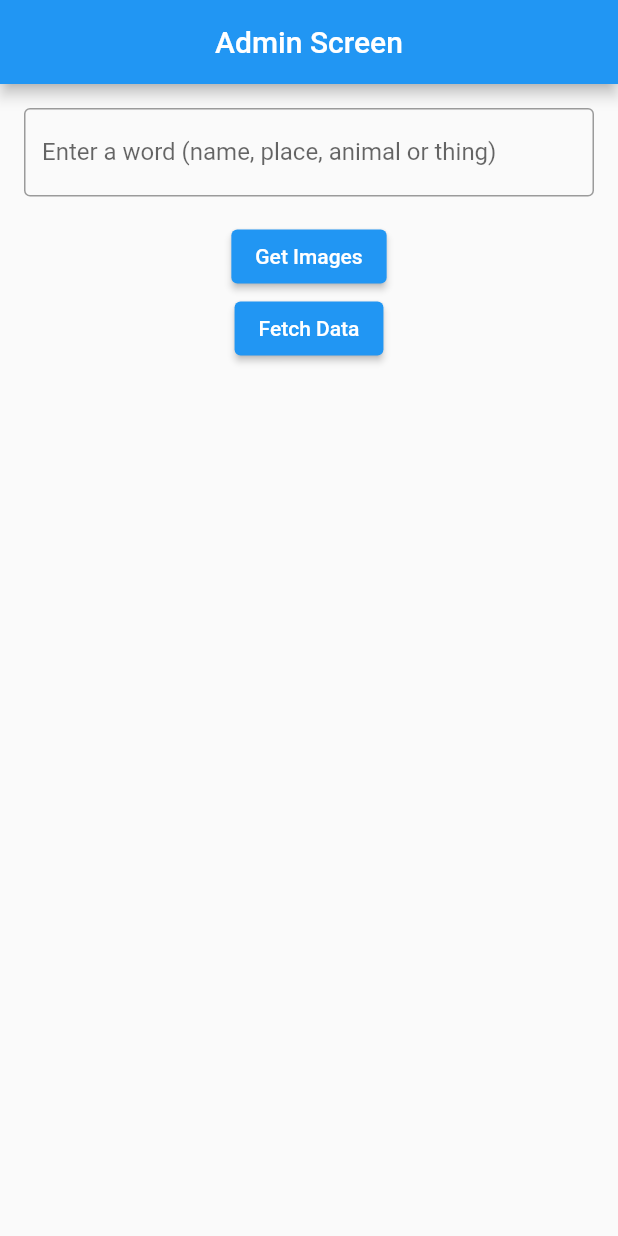
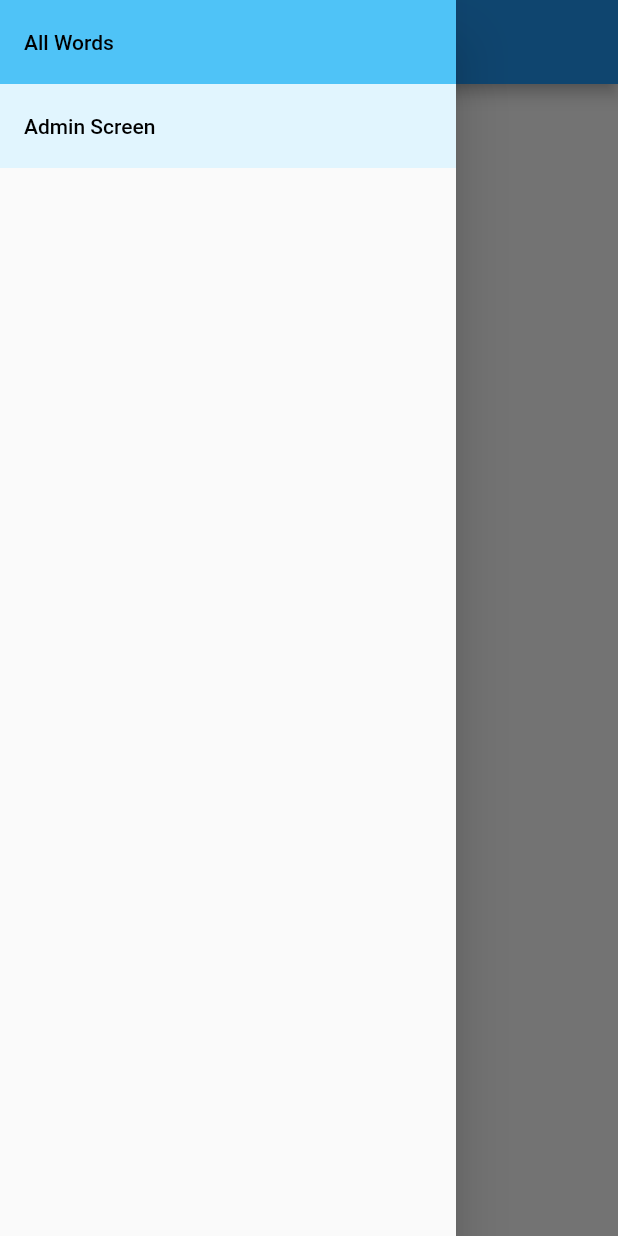
Before and after one commit to ChiragKr04/picture-game, a Flutter app: the screen it shows after launch, with the side drawer open (before the commit the screen has no drawer), on a phone screen of 412 x 824 dp. Run offline on Flutter 3.47's test engine with Material 2 defaults, Android fonts, the phone set to English and light mode, and no system bars; our stand-ins replace cached_network_image, cloud_firestore, firebase_core, flutter_riverpod, responsive_sizer; accounts and stored records are empty.

Commit message:
added firebase image view

```diff
--- /dev/null
+++ b/lib/constants/constant_routes.dart
@@ -0,0 +1,4 @@
+class ConstantRoutes {
+  static const String adminRoute = "/admin";
+  static const String fbViewRoute = "/view-db";
+}
--- a/lib/main.dart
+++ b/lib/main.dart
@@ -1,7 +1,7 @@
 import 'package:firebase_core/firebase_core.dart';
 import 'package:flutter/material.dart';
 import 'package:flutter_riverpod/flutter_riverpod.dart';
-import 'package:picture_game/screens/AdminScreen/admin_screen.dart';
+import 'package:picture_game/screens/MainPage/main_page.dart';
 import 'package:responsive_sizer/responsive_sizer.dart';
 
 import 'firebase_options.dart';
@@ -31,7 +31,7 @@ class MyApp extends StatelessWidget {
           theme: ThemeData(
             primarySwatch: Colors.blue,
           ),
-          home: const AdminScreen(),
+          home: const MainPage(),
         );
       },
     );
--- a/lib/providers/global_providers.dart
+++ b/lib/providers/global_providers.dart
@@ -1,6 +1,11 @@
 import 'package:flutter_riverpod/flutter_riverpod.dart';
 import 'package:picture_game/providers/picture_data_provider.dart';
+import 'package:picture_game/providers/screem_switcher.dart';
 
 final pictureDataProvider = ChangeNotifierProvider<PictureDataProvider>((ref) {
   return PictureDataProvider();
 });
+
+final screenSwitcherProvider = ChangeNotifierProvider<ScreeenSwitcher>((ref) {
+  return ScreeenSwitcher();
+});
--- a/lib/screens/AdminScreen/admin_screen.dart
+++ b/lib/screens/AdminScreen/admin_screen.dart
@@ -41,14 +41,15 @@ class _AdminScreenState extends ConsumerState<AdminScreen> {
     var picturePvdReader = ref.read(pictureDataProvider);
     var picturePvgWatcher = ref.watch(pictureDataProvider);
     var pictureData = picturePvgWatcher.pictureData;
-    return Scaffold(
-      appBar: AppBar(
-        title: const Text("Admin Screen"),
-        centerTitle: true,
-      ),
-      floatingActionButton:
+    return Stack(
+      children: [
         ref.watch(pictureDataProvider).selectedPictures.length == 4
-              ? FloatingActionButton.extended(
+            ? Positioned(
+                bottom: 0,
+                right: 0,
+                child: Padding(
+                  padding: const EdgeInsets.all(16.0),
+                  child: FloatingActionButton.extended(
                     onPressed: () async {
                       await picturePvdReader.sendDataToFirebase().then(
                         (value) {
@@ -79,9 +80,11 @@ class _AdminScreenState extends ConsumerState<AdminScreen> {
                         ),
                       ],
                     ),
+                  ),
+                ),
               )
-              : null,
-      body: Column(
+            : const Offstage(),
+        Column(
           children: [
             Padding(
               padding: const EdgeInsets.all(16.0),
@@ -101,12 +104,12 @@ class _AdminScreenState extends ConsumerState<AdminScreen> {
               },
               child: const Text("Get Images"),
             ),
-          ElevatedButton(
-            onPressed: () {
-              picturePvdReader.fetchFirebasePictureData();
-            },
-            child: const Text("Fetch Data"),
-          ),
+            // ElevatedButton(
+            //   onPressed: () {
+            //     picturePvdReader.fetchFirebasePictureData();
+            //   },
+            //   child: const Text("Fetch Data"),
+            // ),
             picturePvgWatcher.isLoading || picturePvgWatcher.isSendingToFB
                 ? const Expanded(
                     child: Center(
@@ -120,6 +123,7 @@ class _AdminScreenState extends ConsumerState<AdminScreen> {
                       ),
           ],
         ),
+      ],
     );
   }
 }
--- /dev/null
+++ b/lib/screens/FirebaseDBViewerScreen/firebase_db_viewer_screen.dart
@@ -0,0 +1,158 @@
+import 'dart:developer';
+
+import 'package:cached_network_image/cached_network_image.dart';
+import 'package:cloud_firestore/cloud_firestore.dart';
+import 'package:flutter/material.dart';
+import 'package:flutter_riverpod/flutter_riverpod.dart';
+import 'package:picture_game/constants/constant_utility.dart';
+import 'package:picture_game/models/firebase_model.dart';
+import 'package:responsive_sizer/responsive_sizer.dart';
+
+class FirebaseDBViewerScreen extends ConsumerStatefulWidget {
+  const FirebaseDBViewerScreen({Key? key}) : super(key: key);
+
+  @override
+  ConsumerState<ConsumerStatefulWidget> createState() =>
+      _FirebaseDBViewerScreenState();
+}
+
+class _FirebaseDBViewerScreenState
+    extends ConsumerState<FirebaseDBViewerScreen> {
+  final Stream<QuerySnapshot> _usersStream =
+      FirebaseFirestore.instance.collection("word-db").snapshots();
+
+  @override
+  Widget build(BuildContext context) {
+    return StreamBuilder<QuerySnapshot>(
+      stream: _usersStream,
+      builder: (BuildContext context, AsyncSnapshot<QuerySnapshot> snapshot) {
+        if (snapshot.hasError) {
+          return Text('Something went wrong');
+        }
+
+        if (snapshot.connectionState == ConnectionState.waiting) {
+          return Text("Loading");
+        }
+
+        List<FirebaseModel> firebaseData = snapshot.data!.docs.map(
+          (eachElement) {
+            return FirebaseModel.fromJson(
+              eachElement.data() as Map<String, dynamic>,
+            );
+          },
+        ).toList();
+
+        return ImageListViewBuilder(
+          firebaseDBData: firebaseData,
+        );
+      },
+    );
+  }
+}
+
+class ImageListViewBuilder extends ConsumerStatefulWidget {
+  const ImageListViewBuilder({
+    Key? key,
+    required this.firebaseDBData,
+  }) : super(key: key);
+
+  final List<FirebaseModel> firebaseDBData;
+
+  @override
+  ConsumerState<ConsumerStatefulWidget> createState() =>
+      ImageListViewBuilderState();
+}
+
+class ImageListViewBuilderState extends ConsumerState<ImageListViewBuilder> {
+  List<bool> showPics = [];
+  String buttonText = "View Image";
+
+  String changeButtonText(bool value) {
+    return value ? "Hide Image" : "View Image";
+  }
+
+  @override
+  void initState() {
+    super.initState();
+    for (var i = 0; i < widget.firebaseDBData.length; i++) {
+      showPics.add(false);
+    }
+  }
+
+  @override
+  Widget build(BuildContext context) {
+    var firebaseData = widget.firebaseDBData;
+    return ListView.builder(
+      itemCount: firebaseData.length,
+      itemBuilder: (context, index) {
+        return Padding(
+          padding: const EdgeInsets.all(8.0),
+          child: Material(
+            elevation: 10,
+            borderRadius: BorderRadius.circular(20),
+            color: ConstantUtility.fromHexToColor(
+              hexCode: firebaseData[index].results.first.color,
+            ),
+            child: Column(
+              crossAxisAlignment: CrossAxisAlignment.center,
+              children: [
+                Padding(
+                  padding: const EdgeInsets.all(16.0),
+                  child: Text(firebaseData[index].word.toUpperCase()),
+                ),
+                Padding(
+                  padding: const EdgeInsets.all(8.0),
+                  child: Column(
+                    children: [
+                      ElevatedButton(
+                        onPressed: () {
+                          setState(() {
+                            showPics[index] = !showPics[index];
+                          });
+                        },
+                        child: Text(
+                          changeButtonText(showPics[index]),
+                        ),
+                      ),
+                      !showPics[index]
+                          ? const Offstage()
+                          : Row(
+                              mainAxisAlignment: MainAxisAlignment.spaceEvenly,
+                              children: [
+                                for (int i = 0;
+                                    i < firebaseData[index].results.length;
+                                    i++)
+                                  Padding(
+                                    padding: const EdgeInsets.only(bottom: 8.0),
+                                    child: ClipRRect(
+                                      borderRadius: BorderRadius.circular(10),
+                                      child: CachedNetworkImage(
+                                        imageUrl: firebaseData[index]
+                                            .results[i]
+                                            .urls
+                                            .raw,
+                                        height: 10.h,
+                                        width: 10.w,
+                                        fit: BoxFit.fill,
+                                        placeholder: (context, url) =>
+                                            const Center(
+                                                child:
+                                                    CircularProgressIndicator()),
+                                        errorWidget: (context, url, error) =>
+                                            const Icon(Icons.warning_rounded),
+                                      ),
+                                    ),
+                                  )
+                              ],
+                            ),
+                    ],
+                  ),
+                ),
+              ],
+            ),
+          ),
+        );
+      },
+    );
+  }
+}
--- /dev/null
+++ b/lib/screens/MainPage/main_page.dart
@@ -0,0 +1,22 @@
+import 'package:flutter/material.dart';
+import 'package:flutter_riverpod/flutter_riverpod.dart';
+import 'package:picture_game/providers/global_providers.dart';
+
+import '../../widgets/custom_side_drawer.dart';
+
+class MainPage extends ConsumerWidget {
+  const MainPage({Key? key}) : super(key: key);
+
+  @override
+  Widget build(BuildContext context, WidgetRef ref) {
+    var screenSwitcherPvdReader = ref.read(screenSwitcherProvider);
+    var screenSwitcherPvdWatcher = ref.watch(screenSwitcherProvider);
+    return Scaffold(
+      appBar: AppBar(
+        title: Text(screenSwitcherPvdWatcher.pageName),
+      ),
+      drawer: const CustomSideDrawer(),
+      body: screenSwitcherPvdWatcher.currentScreen,
+    );
+  }
+}
--- /dev/null
+++ b/lib/widgets/custom_side_drawer.dart
@@ -0,0 +1,35 @@
+import 'package:flutter_riverpod/flutter_riverpod.dart';
+import 'package:flutter/material.dart';
+
+import '../providers/global_providers.dart';
+
+class CustomSideDrawer extends ConsumerWidget {
+  const CustomSideDrawer({Key? key}) : super(key: key);
+
+  @override
+  Widget build(BuildContext context, WidgetRef ref) {
+    var screenSwitcherPvdReader = ref.read(screenSwitcherProvider);
+    var screenSwitcherPvdWatcher = ref.watch(screenSwitcherProvider);
+    return Drawer(
+      child: ListView.builder(
+        itemCount: screenSwitcherPvdReader.pageNameList.length,
+        itemBuilder: (context, index) {
+          return ListTile(
+            selected: screenSwitcherPvdWatcher.currentPageIdx == index,
+            selectedTileColor: Colors.lightBlue.shade300,
+            tileColor: Colors.lightBlue.shade50,
+            textColor: Colors.black,
+            selectedColor: Colors.black,
+            onTap: () {
+              screenSwitcherPvdReader.changeScreen(pageIdx: index);
+              Navigator.pop(context);
+            },
+            title: Text(
+              screenSwitcherPvdReader.pageNameList[index],
+            ),
+          );
+        },
+      ),
+    );
+  }
+}
--- a/pubspec.yaml
+++ b/pubspec.yaml
@@ -6,7 +6,7 @@ publish_to: 'none'
 version: 1.0.0+1
 
 environment:
-  sdk: ">=2.17.6 <3.0.0"
+  sdk: ">=2.18.2 <3.0.0"
 
 dependencies:
   flutter:
@@ -20,6 +20,7 @@ dependencies:
   firebase_auth: ^3.11.0
   http: ^0.13.5
   google_fonts: ^3.0.1
+  cached_network_image: ^3.2.2
 
 dev_dependencies:
   flutter_test:
```
Also changed, not shown: lib/providers/screem_switcher.dart (added, +28 -0 lines), pubspec.lock. Lines whose indentation alone changed are shown as unchanged.
